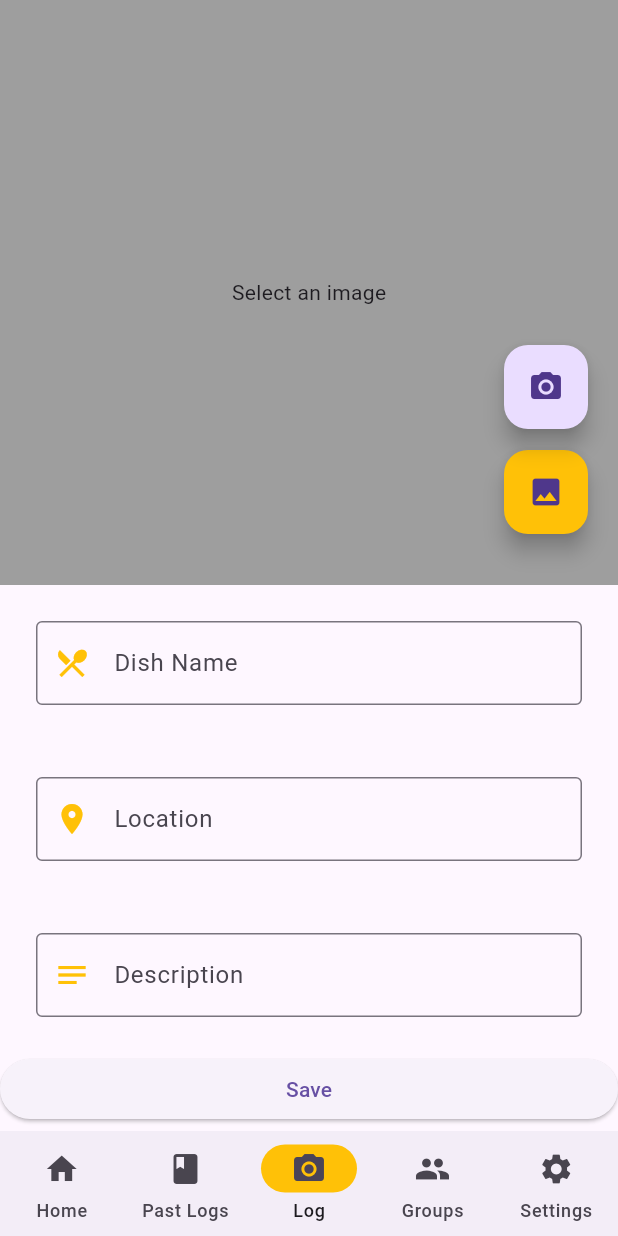
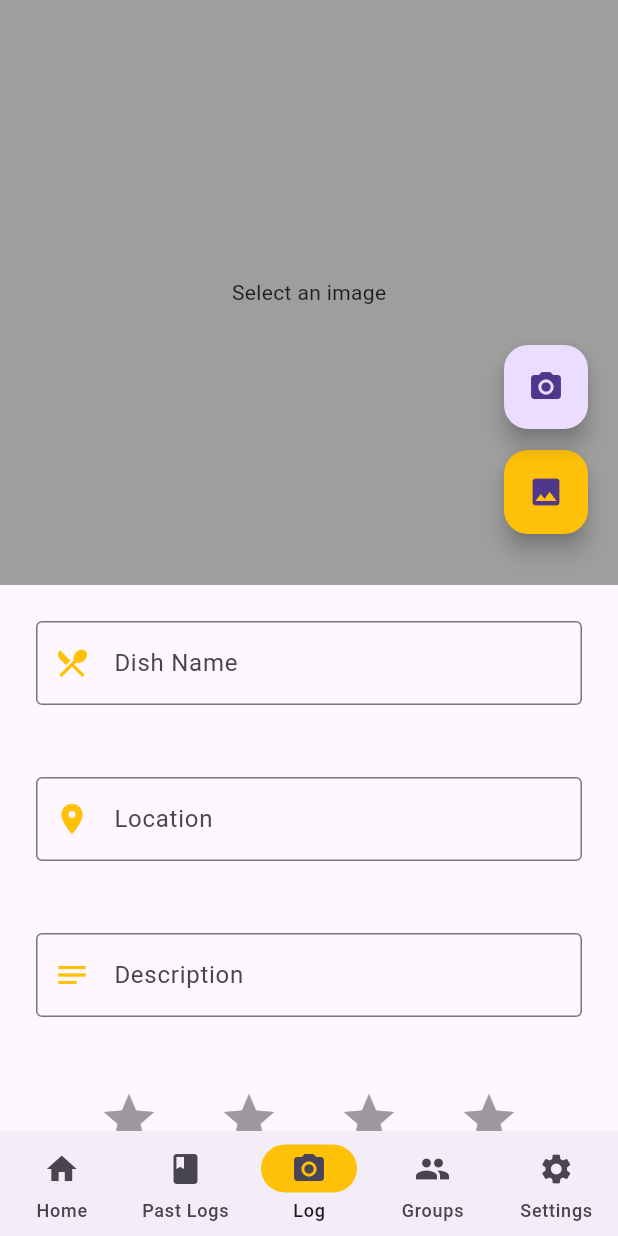
Before and after one commit to yewkhang/culinary_compass, a Flutter app: the screen it shows once a user with an empty profile is signed in, item 3 of the bottom bar chosen, on a phone screen of 412 x 824 dp. Run offline on Flutter 3.47's test engine with Material 3 defaults, Android fonts, the light colour scheme and no system bars; drawn by our look-alikes of flutter_rating_bar; our stand-ins replace cloud_firestore, firebase_auth, firebase_core, flutter_spinkit, get, image_picker; accounts and stored records are empty.

Commit message:
feature: rating bar

```diff
--- a/lib/logging_page.dart
+++ b/lib/logging_page.dart
@@ -1,4 +1,3 @@
-import 'package:culinary_compass/utils/controllers/location_controller.dart';
 import 'package:culinary_compass/utils/constants/sizes.dart';
 import 'package:flutter/material.dart';
 import 'package:flutter/services.dart';
@@ -7,6 +6,9 @@ import 'package:get/get.dart';
 import 'package:image_picker/image_picker.dart';
 import 'dart:io'; // for reading and writing files
 import 'package:culinary_compass/utils/constants/colors.dart';
+// Controllers
+import 'package:culinary_compass/utils/controllers/ratingbar_controller.dart';
+import 'package:culinary_compass/utils/controllers/location_controller.dart';
 
 class LoggingPage extends StatefulWidget {
   const LoggingPage({super.key});
@@ -31,6 +33,9 @@ class _LoggingPageState extends State<LoggingPage> {
 
   // Location Suggestion Controller
   final locationController = Get.put(LocationController());
+
+  // Rating Bar Controller
+  final ratingBarController = Get.put(RatingBarController());
 
   @override
   Widget build(BuildContext context) {
@@ -181,15 +186,21 @@ class _LoggingPageState extends State<LoggingPage> {
                 )),
           ),
         ),
+        // Rating Bar
+        Container(
+            padding: const EdgeInsets.all(CCSizes.defaultSpace),
+            alignment: Alignment.center,
+            child: Obx(() => ratingBarController
+                .buildRating(ratingBarController.currentRating.value))),
         // Save log button (TO BE IMPLEMENTED)
         ElevatedButton(
             onPressed: () async {
-              print(_name);
               // Reset fields upon saving
               imageController.selectedImagePath.value = '';
               nameTextController.text = '';
               locationController.locationSearch.text = '';
               descriptionTextController.text = '';
+              ratingBarController.currentRating.value = 0;
             },
             child: const Text('Save'))
       ]),
--- /dev/null
+++ b/lib/utils/controllers/ratingbar_controller.dart
@@ -0,0 +1,23 @@
+import 'package:flutter/material.dart';
+import 'package:get/get.dart';
+import 'package:flutter_rating_bar/flutter_rating_bar.dart';
+
+class RatingBarController extends GetxController {
+  RxDouble currentRating = 0.0.obs;
+
+  // Rating Bar Design
+  Widget buildRating(double rating) {
+    return RatingBar.builder(
+      initialRating: rating,
+      allowHalfRating: true,
+      itemPadding: EdgeInsets.symmetric(horizontal: 20),
+      glow: false,
+      itemBuilder: (context, _) => const Icon(
+            Icons.star,
+            color: Colors.amber,
+          ),
+      onRatingUpdate: (rating) {
+        currentRating.value = rating;
+      });
+  }
+}
```
